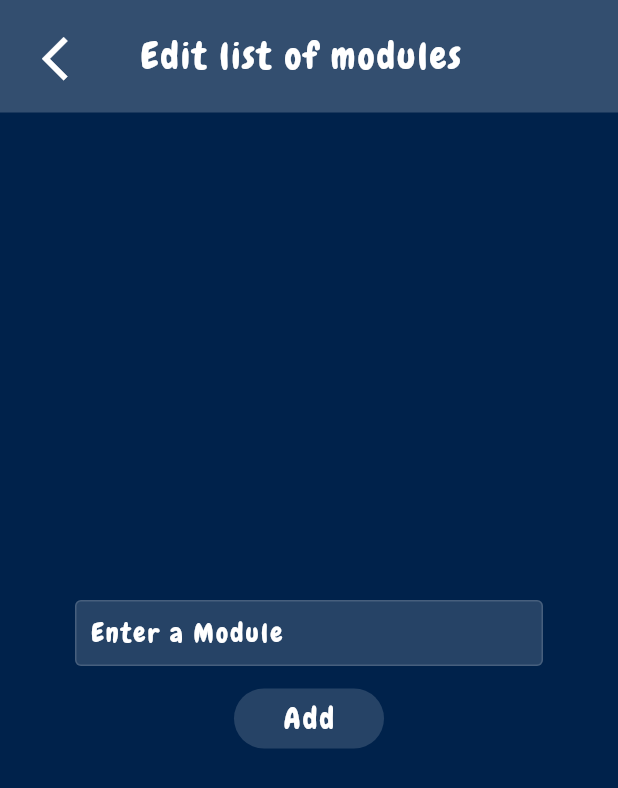
After one commit to ruiqi7/study_wyth_me, a Flutter app: the EditModules screen opened directly, on a phone screen of 412 x 824 dp. The commit adds this screen. Shown: the top 788 px of the screen. Run offline on Flutter 3.47's test engine with Material 2 defaults, Android fonts, the phone set to English and light mode, and no system bars; our stand-ins replace cloud_firestore, dropdown_button2, firebase_auth, firebase_core, fl_chart, flutter_spinkit; accounts and stored records are empty.

Commit message:
Edit Modules UI In Progress
- made minor edits to backend on relevant pages, including home and timer
- created new field to store in backend

```diff
--- a/study_wyth_me/lib/models/app_user.dart
+++ b/study_wyth_me/lib/models/app_user.dart
@@ -5,8 +5,9 @@ class AppUser {
 
   final String uid;
   final String username;
+  final Map<String, int> map; // stores module : minutes in this format
 
-  AppUser({ required this.uid, required this.username });
+  AppUser({ required this.uid, required this.username, required this.map});
 
 //obtain user data from Firestore as AppUser Object
 //factory AppUser.fromFirestore(
--- /dev/null
+++ b/study_wyth_me/lib/pages/edit_modules.dart
@@ -0,0 +1,89 @@
+import 'package:flutter/material.dart';
+import 'package:study_wyth_me/shared/constants.dart';
+
+class EditModules extends StatefulWidget {
+  const EditModules({Key? key}) : super(key: key);
+
+  @override
+  State<EditModules> createState() => _EditModulesState();
+}
+
+class _EditModulesState extends State<EditModules> {
+
+  final GlobalKey<FormState> _formKey = GlobalKey<FormState>();
+  String module = "";
+
+  @override
+  Widget build(BuildContext context) {
+    return Scaffold(
+      backgroundColor: darkBlueBackground,
+      appBar: PreferredSize(
+        preferredSize: const Size.fromHeight(75),
+        child: SafeArea(
+          child: Container(
+            padding: const EdgeInsets.fromLTRB(20, 10, 10, 10),
+            color: whiteOpacity20,
+            height: 75.0,
+            child: Row(
+              children: <Widget> [
+                backIcon(context),
+                Center(
+                  child: Padding(
+                    padding: const EdgeInsets.fromLTRB(25, 10, 10, 10),
+                    child: Text(
+                      'Edit list of modules',
+                      style: chewyTextStyle.copyWith(fontSize: 25.0),
+                    ),
+                  )
+                )
+              ],
+            )
+          )
+        )
+      ),
+      body: Center(
+        child: Column(
+          mainAxisAlignment: MainAxisAlignment.center,
+          children: <Widget> [
+            Form(
+              key: _formKey,
+              child: Container(
+                padding: const EdgeInsets.symmetric(horizontal: 50.0),
+                child: TextFormField( // email
+                  decoration: formFieldDeco.copyWith(hintText: 'Enter a Module'),
+                  style: chewyTextStyle.copyWith(fontSize: 18.0),
+                  validator: (value) => value!.isEmpty ? 'Enter a Module' : null,
+                  onChanged: (value) {
+                    setState(() => module = value);
+                  },
+                ),
+              ),
+            ),
+            gapBox,
+            Container(
+              width: 100,
+              height: 40,
+              decoration: largeRadiusRoundedBox,
+              child: TextButton(
+                child: const Text('Add'),
+                style: TextButton.styleFrom(
+                  padding: const EdgeInsets.all(5.0),
+                  primary: Colors.white,
+                  textStyle: const TextStyle(
+                      fontSize: 20.0,
+                      color: Colors.white,
+                      letterSpacing: 1.5,
+                      fontFamily: 'Chewy'
+                  ),
+                ),
+                onPressed: () {
+                  Navigator.pop(context);
+                },
+              ),
+            ),
+          ],
+        ),
+      ),
+    );
+  }
+}
--- a/study_wyth_me/lib/services/database.dart
+++ b/study_wyth_me/lib/services/database.dart
@@ -13,8 +13,13 @@ class DatabaseService {
       .collection('userDatabase');
 
   Future createNewUser(String username) async {
+    return updateUserData(username, {});
+  }
+
+  Future updateUserData(String username, Map<String, int> map) async {
     return await userDatabaseCollection.doc(uid).set({
       'username': username,
+      'map' : map,
     });
   }
 
@@ -44,6 +49,7 @@ class DatabaseService {
     return AppUser(
       uid: uid,
       username: data?['username'],
+      map: data?['map'],
     );
   }
 
--- a/study_wyth_me/lib/shared/bar_widgets.dart
+++ b/study_wyth_me/lib/shared/bar_widgets.dart
@@ -191,7 +191,10 @@ appBar(context, uid) => PreferredSize(
               ],
             );
           } else {
-                return const Loading();
+            return Container(
+              color: whiteOpacity20,
+              height: 75.0,
+            );
           }
         }
       ),
--- a/study_wyth_me/lib/shared/constants.dart
+++ b/study_wyth_me/lib/shared/constants.dart
@@ -63,3 +63,14 @@ const InputDecoration formFieldDeco = InputDecoration(
   isDense: true,
   contentPadding: EdgeInsets.all(10.0),
 );
+
+backIcon(context) => IconButton(
+  icon: const Icon(
+    Icons.arrow_back_ios,
+    color: Colors.white,
+    size: 35,
+  ),
+  onPressed: () {
+    Navigator.pop(context);
+  },
+);
```
Also changed, not shown: study_wyth_me/lib/pages/home.dart (+16 -16 lines), study_wyth_me/lib/pages/timer.dart (+7 -1 lines), 1 other file. Lines whose indentation alone changed are shown as unchanged.
